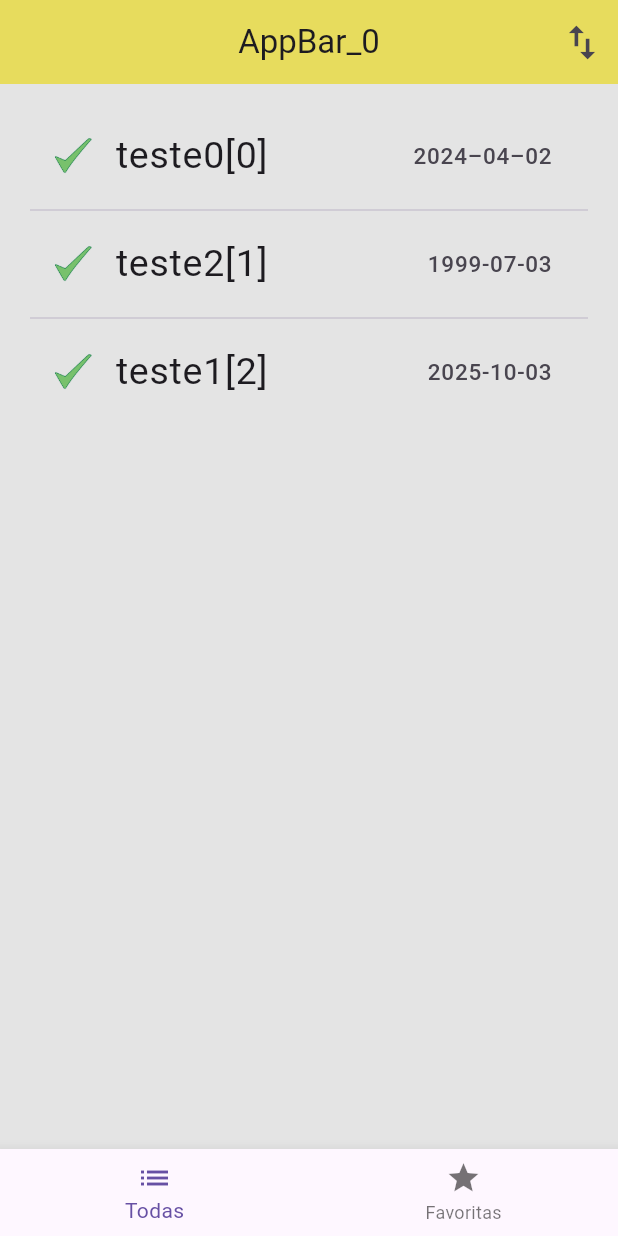
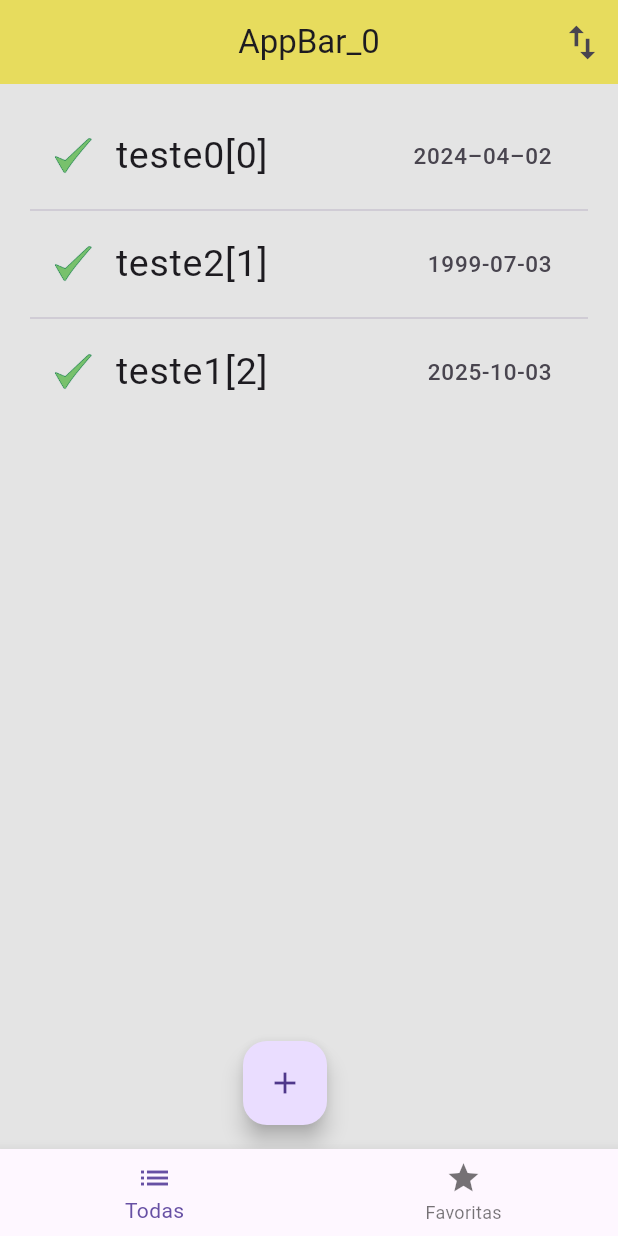
Before and after one commit to lucasmoraesb/projeto-dispositivos-moveis, a Flutter app: the screen it shows after launch, on a phone screen of 412 x 824 dp. Run offline on Flutter 3.47's test engine with Material 3 defaults, Android fonts, the phone set to English and light mode, and no system bars.

Commit message:
Primeira Modificação - Entrega 1

```diff
--- a/lib/pages/tarefas_page.dart
+++ b/lib/pages/tarefas_page.dart
@@ -4,7 +4,7 @@ import '../repositories/tarefas_favoritas_repository.dart';
 import '../models/tarefa.dart';
 import '../repositories/tarefas_repository.dart';
 import '../pages/tarefas_descricao_page.dart';
-//import 'package:intl/intl.dart';
+import 'NovaTarefaPage.dart';
 
 class TarefasPage extends StatefulWidget {
   const TarefasPage({super.key});
@@ -47,6 +47,23 @@ class _TarefasPageState extends State<TarefasPage> {
         title: Text('Quantidade: ${selecionadas.length}'),
         actions: [
           IconButton(
+            onPressed: () {
+              setState(() {
+                for (var tarefa in selecionadas) {
+                  if (!favoritas.lista.contains(tarefa)) {
+                    favoritas.saveAll([tarefa]);
+                  }
+                }
+                selecionadas = [];
+              });
+            },
+            icon: const Icon(
+              Icons.star,
+              color: Colors.yellow,
+              size: 25,
+            ),
+          ),
+          IconButton(
             onPressed: () => {}, // Precisa Implementar o sort
             icon: const Icon(
               Icons.swap_vert,
@@ -83,7 +100,6 @@ class _TarefasPageState extends State<TarefasPage> {
   @override
   Widget build(BuildContext context) {
     favoritas = Provider.of<TarefasFavoritasRepository>(context);
-    //favoritas = context.watch<TarefasFavoritasRepository>();
     final tabela = TarefasRepository.tabela;
 
     return Scaffold(
@@ -91,7 +107,6 @@ class _TarefasPageState extends State<TarefasPage> {
       body: ListView.separated(
         itemBuilder: (BuildContext context, int tarefa) {
           return ListTile(
-              /*leading: Image.asset(tabela[tarefa].icone,width: 25, height: 25,),*/
             shape: const RoundedRectangleBorder(
               borderRadius: BorderRadius.all(Radius.circular(15)),
             ),
@@ -124,7 +139,6 @@ class _TarefasPageState extends State<TarefasPage> {
                 fontSize: 15,
               ),
             ),
-              //tileColor: Color(0xefbebdbd),
             selected: selecionadas.contains(tabela[tarefa]),
             selectedTileColor: const Color(0xff4a61e7),
             onLongPress: () {
@@ -147,24 +161,20 @@ class _TarefasPageState extends State<TarefasPage> {
         },
         padding: const EdgeInsets.all(20),
         separatorBuilder: (_, ___) => const Divider(),
-          itemCount: tabela.length),
-      //backgroundColor: Color(0xd6166fa4),
-      floatingActionButtonLocation: FloatingActionButtonLocation.centerFloat,
-      floatingActionButton: selecionadas.isNotEmpty
-          ? FloatingActionButton.extended(
+        itemCount: tabela.length,
+      ),
+      floatingActionButton: Align(
+        alignment: Alignment.bottomCenter,
+        child: FloatingActionButton(
           onPressed: () {
-                favoritas.saveAll(selecionadas);
-                limparSelecionadas();
+            Navigator.push(
+              context,
+              MaterialPageRoute(builder: (context) => NovaTarefaPage()),
+            );
           },
-              icon: const Icon(Icons.star),
-              label: const Text(
-                'FAVORITAR',
-                style: TextStyle(
-                  letterSpacing: 0,
+          child: Icon(Icons.add),
         ),
       ),
-            )
-          : null,
     );
   }
 }
```
Also changed, not shown: lib/pages/NovaTarefaPage.dart (added, +91 -0 lines). Lines whose indentation alone changed are shown as unchanged.
